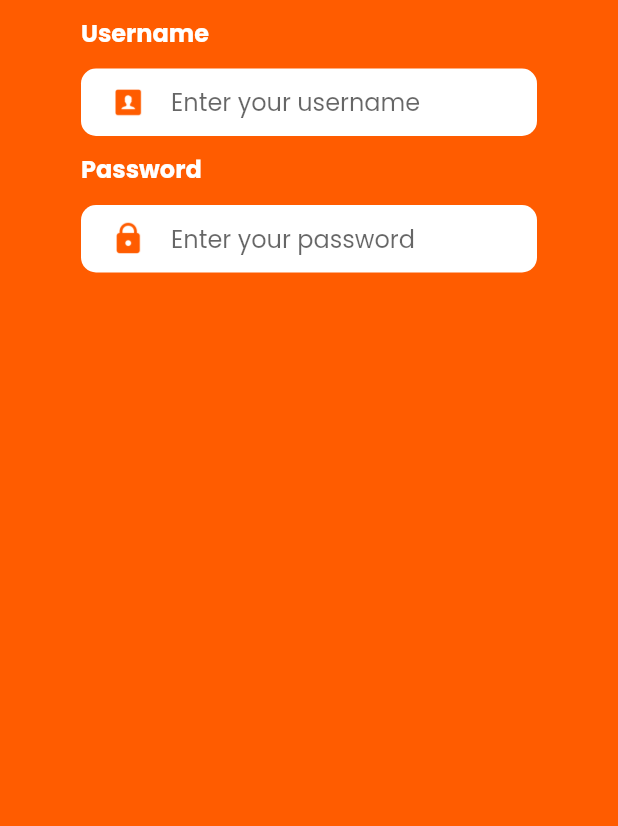
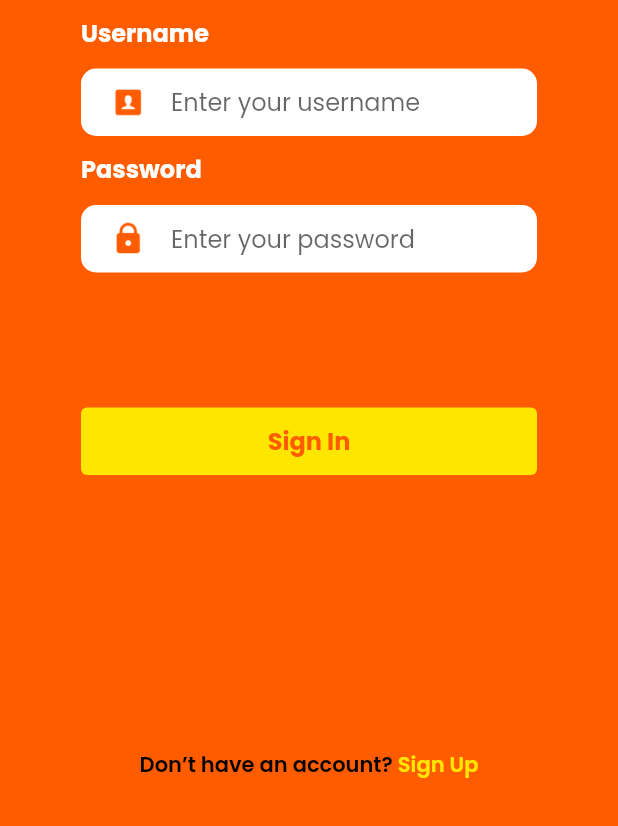
Before and after one commit to yoesside/Animise-Flutter, a Flutter app: the screen it shows after launch, on a phone screen of 412 x 824 dp, the part 410-1236 px from its top. Run offline on Flutter 3.47's test engine with Material 2 defaults, Android fonts, the phone set to English and light mode, and no system bars; our stand-ins replace google_fonts.

Commit message:
Complete SignIn

```diff
--- a/lib/pages/sign_in_page.dart
+++ b/lib/pages/sign_in_page.dart
@@ -2,20 +2,18 @@ import 'package:animise_application/theme.dart';
 import 'package:flutter/material.dart';
 
 class SignInPage extends StatelessWidget {
-
   @override
   Widget build(BuildContext context) {
-
-    Widget usernameInput(){
+    Widget usernameInput() {
       return Container(
         margin: EdgeInsets.only(top: 10),
         child: Column(
           crossAxisAlignment: CrossAxisAlignment.start,
           children: [
-            Text("Username", style: secondaryTextStyle.copyWith(
-              fontSize: 16,
-              fontWeight: bold
-             ),
+            Text(
+              "Username",
+              style:
+                  secondaryTextStyle.copyWith(fontSize: 16, fontWeight: bold),
             ),
             SizedBox(
               height: 12,
@@ -32,8 +30,9 @@ class SignInPage extends StatelessWidget {
               child: Center(
                 child: Row(
                   children: [
-                    Image.asset("assets/icon_username.png",
-                    width: 23,
+                    Image.asset(
+                      "assets/icon_username.png",
+                      width: 23,
                     ),
                     SizedBox(
                       width: 17,
@@ -42,8 +41,7 @@ class SignInPage extends StatelessWidget {
                       child: TextFormField(
                         style: primaryTextStyle,
                         decoration: InputDecoration.collapsed(
-                          hintText: "Enter your username"
-                        ),
+                            hintText: "Enter your username"),
                       ),
                     )
                   ],
@@ -55,16 +53,16 @@ class SignInPage extends StatelessWidget {
       );
     }
 
-    Widget passwordInput(){
+    Widget passwordInput() {
       return Container(
         margin: EdgeInsets.only(top: 10),
         child: Column(
           crossAxisAlignment: CrossAxisAlignment.start,
           children: [
-            Text("Password", style: secondaryTextStyle.copyWith(
-              fontSize: 16,
-              fontWeight: bold
-             ),
+            Text(
+              "Password",
+              style:
+                  secondaryTextStyle.copyWith(fontSize: 16, fontWeight: bold),
             ),
             SizedBox(
               height: 12,
@@ -81,8 +79,9 @@ class SignInPage extends StatelessWidget {
               child: Center(
                 child: Row(
                   children: [
-                    Image.asset("assets/icon_password.png",
-                    width: 23,
+                    Image.asset(
+                      "assets/icon_password.png",
+                      width: 23,
                     ),
                     SizedBox(
                       width: 17,
@@ -90,9 +89,9 @@ class SignInPage extends StatelessWidget {
                     Expanded(
                       child: TextFormField(
                         style: primaryTextStyle,
+                        obscureText: true,
                         decoration: InputDecoration.collapsed(
-                          hintText: "Enter your password"
-                        ),
+                            hintText: "Enter your password"),
                       ),
                     )
                   ],
@@ -104,12 +103,58 @@ class SignInPage extends StatelessWidget {
       );
     }
 
+    Widget signInButton() {
+      return Container(
+        height: 45,
+        width: double.infinity,
+        margin: EdgeInsets.only(top: 90),
+        child: TextButton(
+          onPressed: () {},
+          style: TextButton.styleFrom(
+            backgroundColor: primaryYellowColor,
+          ),
+          child: Text(
+            "Sign In",
+            style: thirdTextStyle.copyWith(
+              fontSize: 16,
+              fontWeight: bold,
+            ),
+          ),
+        ),
+      );
+    }
+
+    Widget footer(){
+      return Container(
+        margin: EdgeInsets.only(
+          bottom: 30),
+          child: Row(
+            mainAxisAlignment: MainAxisAlignment.center,
+            children: [
+              Text("Don’t have an account?",
+                style: primaryTextStyle.copyWith(
+                  fontSize: 14,
+                  fontWeight: semibold
+                )
+              ),
+              Text(" Sign Up",
+                style: fourthTextStyle.copyWith(
+                  fontSize: 14,
+                  fontWeight: semibold
+                ),
+
+              ),
+            ],
+          )
+        );
+    }
+
     return Scaffold(
       backgroundColor: primaryOrangeColor,
+      resizeToAvoidBottomInset: false,
       body: SafeArea(
         child: Container(
-          margin: EdgeInsets.fromLTRB(54, 47, 54, 0
-          ),
+          margin: EdgeInsets.fromLTRB(54, 47, 54, 0),
           child: Column(
             mainAxisAlignment: MainAxisAlignment.start,
             children: [
@@ -118,8 +163,8 @@ class SignInPage extends StatelessWidget {
                   width: 210,
                   height: 175,
                   decoration: BoxDecoration(
-                    image: DecorationImage(image: AssetImage("assets/Logo_Animise.png"))
-                  ),
+                      image: DecorationImage(
+                          image: AssetImage("assets/Logo_Animise.png"))),
                 ),
               ),
               SizedBox(
@@ -130,12 +175,15 @@ class SignInPage extends StatelessWidget {
                   width: 152,
                   height: 50,
                   decoration: BoxDecoration(
-                    image: DecorationImage(image: AssetImage("assets/Logo_Text.png"))
-                  ),
+                      image: DecorationImage(
+                          image: AssetImage("assets/Logo_Text.png"))),
                 ),
               ),
               usernameInput(),
               passwordInput(),
+              signInButton(),
+              Spacer(),
+              footer(),
             ],
           ),
         ),
--- a/lib/theme.dart
+++ b/lib/theme.dart
@@ -16,6 +16,14 @@ TextStyle secondaryTextStyle = GoogleFonts.poppins(
   color: textWhite,
 );
 
+TextStyle thirdTextStyle = GoogleFonts.poppins(
+  color: primaryOrangeColor,
+);
+
+TextStyle fourthTextStyle = GoogleFonts.poppins(
+  color: primaryYellowColor,
+);
+
 FontWeight light = FontWeight.w300;
 FontWeight reguler = FontWeight.w400;
 FontWeight medium = FontWeight.w500;
```
